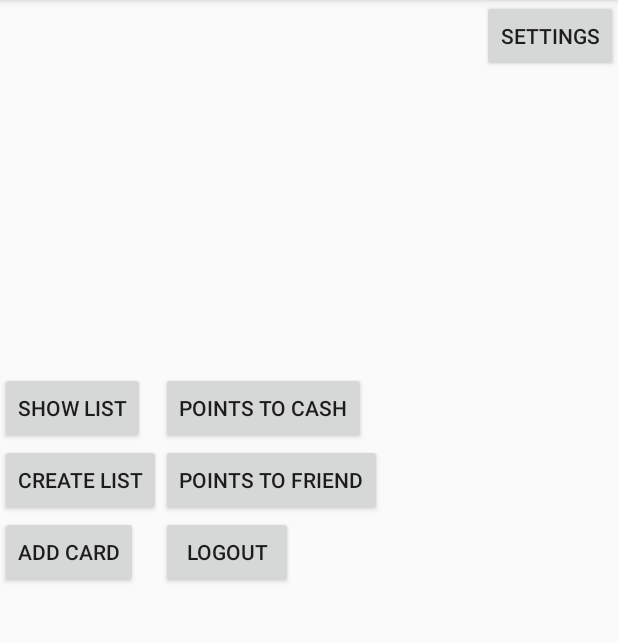
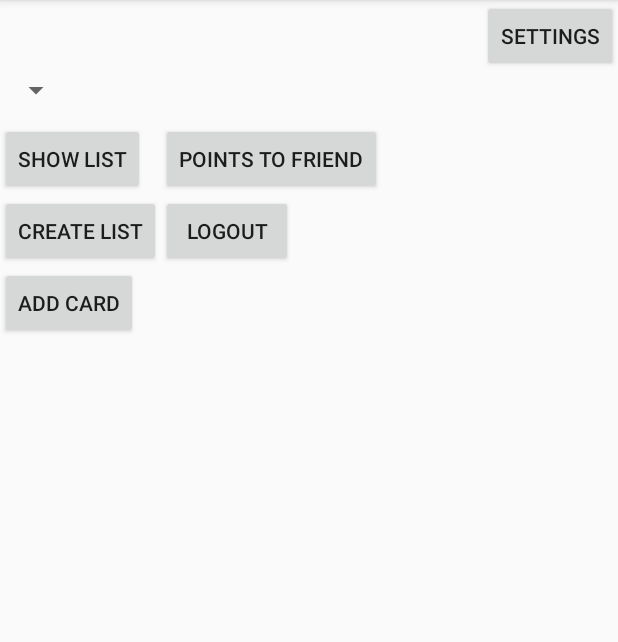
Before and after one commit to cigiol/DosPuntos, an Android app: the CustomerActivity screen opened directly, with no data from a screen before it, on a phone screen of 412 x 824 dp, the part 84-726 px from its top. Run offline under Robolectric (Android 15) with nearby library versions, the phone set to English and light mode, and no system bars; our stand-ins replace Firebase (no records; nobody signed in at launch, a user with empty details on screens opened directly).

Commit message:
Invoice Customer

```diff
--- a/app/src/main/java/com/example/yavuz/dospuntos/CustomerActivity.java
+++ b/app/src/main/java/com/example/yavuz/dospuntos/CustomerActivity.java
@@ -2,12 +2,17 @@ package com.example.yavuz.dospuntos;
 
 import android.app.Activity;
 import android.content.Intent;
+import android.support.annotation.NonNull;
+import android.support.annotation.NonNull;
 import android.support.v7.app.AppCompatActivity;
 import android.os.Bundle;
 import android.util.Log;
 import android.view.View;
+import android.widget.ArrayAdapter;
+import android.widget.ArrayAdapter;
 import android.widget.Button;
 import android.widget.ListView;
+import android.widget.Spinner;
 import android.widget.Toast;
 
 import com.google.firebase.database.DataSnapshot;
@@ -16,11 +21,15 @@ import com.google.firebase.database.DatabaseReference;
 import com.google.firebase.database.FirebaseDatabase;
 import com.google.firebase.database.ValueEventListener;
 
+import java.text.DecimalFormat;
+import java.util.ArrayList;
+import java.util.List;
 import java.util.Random;
 
 public class CustomerActivity extends Activity {
 
-    Button addCard,pointToCash,pointToFriend,showList,createList;
+    Button addCard,pointToFriend,showList,createList;
+    Spinner cardSpinner;
 
     @Override
     protected void onCreate(Bundle savedInstanceState) {
@@ -29,6 +38,7 @@ public class CustomerActivity extends Activity {
 
         showList = findViewById(R.id.customerShowListBtn);
         createList = findViewById(R.id.customerCreateListBtn);
+        cardSpinner = findViewById(R.id.customerCardSpinner);
         showList.setOnClickListener(new View.OnClickListener() {
             @Override
             public void onClick(View v) {
@@ -39,7 +49,6 @@ public class CustomerActivity extends Activity {
 
 
         addCard = findViewById(R.id.customerAddCardBtn);
-        pointToCash = findViewById(R.id.customerPointsToCashBtn);
         pointToFriend = findViewById(R.id.customerPointsToFriendBtn);
 
         String uName = null;
@@ -55,6 +64,45 @@ public class CustomerActivity extends Activity {
         //Database init
         final DatabaseReference mDatabase;
         mDatabase = FirebaseDatabase.getInstance().getReference("customers");
+
+        mDatabase.addValueEventListener(new ValueEventListener() {
+            @Override
+            public void onDataChange(@NonNull DataSnapshot dataSnapshot) {
+
+                //Array for cards info
+                List<String> cards = new ArrayList<String>();
+
+                for (DataSnapshot customers : dataSnapshot.getChildren()) {
+
+                    if(customers.getKey().equals(userName)){
+                        Iterable<DataSnapshot> cardValue = customers.child("cards").getChildren();
+
+                        for (DataSnapshot card : cardValue){
+                            float po = Float.parseFloat(card.getValue().toString());
+                            cards.add("Number:"+card.getKey()+"::Points:"+new DecimalFormat("##.##").format(po));
+                        }
+                        break;
+                    }
+                }
+
+                ArrayAdapter<String> adapterIn = new ArrayAdapter<String>(CustomerActivity.this, android.R.layout.simple_list_item_1,cards);
+                cardSpinner.setAdapter(adapterIn);
+            }
+
+            @Override
+            public void onCancelled(@NonNull DatabaseError databaseError) {
+
+            }
+        });
+
+        createList.setOnClickListener(new View.OnClickListener() {
+            @Override
+            public void onClick(View v) {
+                Intent guestIntent = new Intent(CustomerActivity.this,CreateShoppingListActivity.class);
+                guestIntent.putExtra("username",userName);
+                startActivity(guestIntent);
+            }
+        });
 
         createList.setOnClickListener(new View.OnClickListener() {
             @Override
@@ -72,14 +120,6 @@ public class CustomerActivity extends Activity {
                 Intent toFriendIntent = new Intent(CustomerActivity.this,PointsToFriendActivity.class);
                 toFriendIntent.putExtra("username",userName);
                 startActivity(toFriendIntent);
-            }
-        });
-
-        //Points To Cash
-        pointToCash.setOnClickListener(new View.OnClickListener() {
-            @Override
-            public void onClick(View v) {
-
             }
         });
 
--- a/app/src/main/res/layout/activity_customer.xml
+++ b/app/src/main/res/layout/activity_customer.xml
@@ -21,16 +21,17 @@
     <LinearLayout
         android:id="@+id/cardsLayout"
         android:layout_width="wrap_content"
-        android:layout_height="200dp"
+        android:layout_height="wrap_content"
         android:layout_alignBottom="@+id/customerSettingLayout">
 
-        <ListView
-            android:id="@+id/customerCardsListView"
+        <Spinner
+            android:id="@+id/customerCardSpinner"
             android:layout_width="match_parent"
-            android:layout_height="wrap_content"></ListView>
+            android:layout_height="wrap_content"></Spinner>
     </LinearLayout>
 
     <LinearLayout
+        android:layout_marginTop="10dp"
         android:layout_width="match_parent"
         android:layout_height="wrap_content"
         android:orientation="horizontal"
@@ -60,11 +61,7 @@
             android:layout_width="wrap_content"
             android:layout_height="wrap_content"
             android:orientation="vertical">
-            <Button
-                android:id="@+id/customerPointsToCashBtn"
-                android:layout_width="wrap_content"
-                android:layout_height="wrap_content"
-                android:text="Points to Cash"/>
+
             <Button
                 android:id="@+id/customerPointsToFriendBtn"
                 android:layout_width="wrap_content"
--- a/app/src/main/res/layout/activity_points_to_friend.xml
+++ b/app/src/main/res/layout/activity_points_to_friend.xml
@@ -41,7 +41,7 @@ Please enter your friend datas."/>
             android:layout_width="match_parent"
             android:layout_height="wrap_content"
             android:hint="How many points?"
-            android:inputType="number"/>
+            android:inputType="numberDecimal"/>
 
         <Button
             android:id="@+id/pointsToFriendApplyEBtn"
```
Also changed, not shown: app/src/main/java/com/example/yavuz/dospuntos/PointsToFriendActivity.java (+9 -7 lines).
